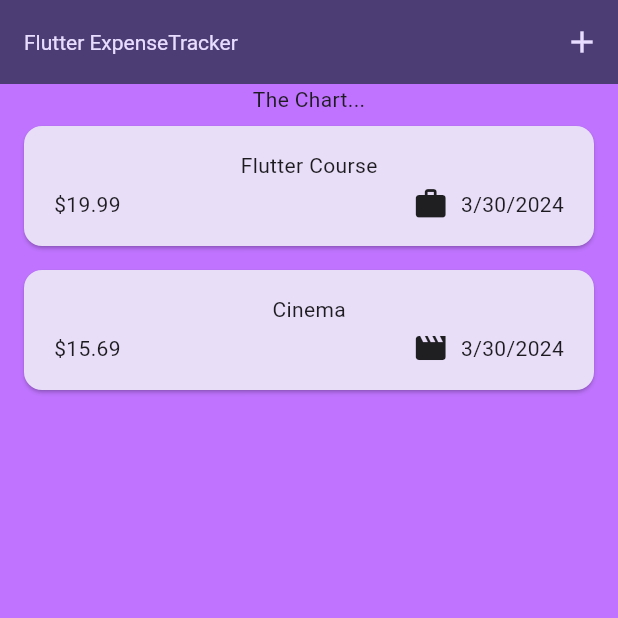
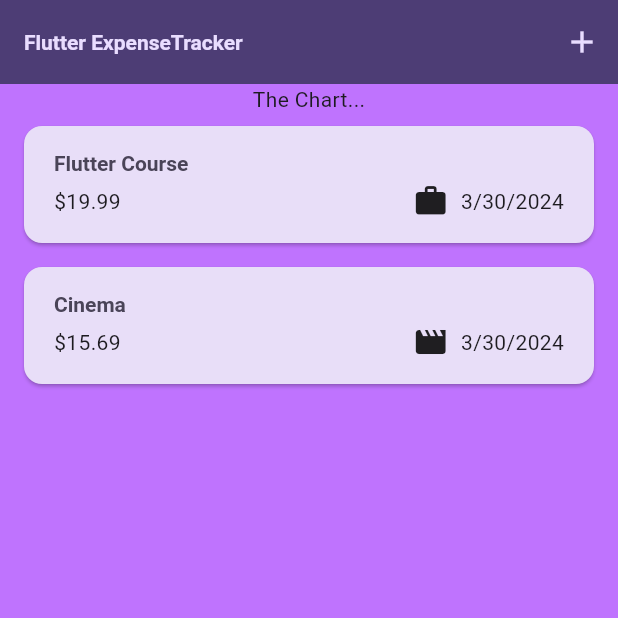
Before and after one commit to ilyasaktass/expense_tracker, a Flutter app: the screen it shows after launch, on a phone screen of 412 x 824 dp, the top half of it. Run offline on Flutter 3.47's test engine with Material 3 defaults, Android fonts, the phone set to English and light mode, and no system bars.

Commit message:
Update text style and add delete background in ExpensesList

```diff
--- a/lib/main.dart
+++ b/lib/main.dart
@@ -24,7 +24,7 @@ void main() {
       ),
       textTheme: ThemeData().textTheme.copyWith(
         titleLarge: TextStyle(
-          fontWeight: FontWeight.normal,
+          fontWeight: FontWeight.bold,
           color: kColorScheme.onSecondaryContainer,
           fontSize: 14,
 
--- a/lib/widgets/expenses_list/expense_item.dart
+++ b/lib/widgets/expenses_list/expense_item.dart
@@ -1,34 +1,38 @@
 import 'package:flutter/material.dart';
 import 'package:expense_tracker/models/expense.dart';
 
-class ExpenseItem extends StatelessWidget{
-  const ExpenseItem(this.expense,{super.key});
+class ExpenseItem extends StatelessWidget {
+  const ExpenseItem(this.expense, {super.key});
 
   final Expense expense;
   @override
   Widget build(BuildContext context) {
     return Card(
       child: Padding(
-        padding: const EdgeInsets.symmetric(
-          vertical: 16,
-          horizontal:20
-        ),
+        padding: const EdgeInsets.symmetric(vertical: 16, horizontal: 20),
         child: Column(
+          crossAxisAlignment: CrossAxisAlignment.start,
           children: [
-            Text(expense.title),
-            const SizedBox(height: 4,),
+            Text(
+              expense.title,
+              style: Theme.of(context).textTheme.titleLarge,
+            ),
+            const SizedBox(
+              height: 4,
+            ),
             Row(
               children: [
                 Text('\$${expense.amount.toStringAsFixed(2)}'),
                 const Spacer(),
                 Row(
                   children: [
-                     Icon(categoryIcons[expense.category]),
-                    const SizedBox(width: 8,),
-                     Text(expense.formattedDate)
+                    Icon(categoryIcons[expense.category]),
+                    const SizedBox(
+                      width: 8,
+                    ),
+                    Text(expense.formattedDate)
                   ],
                 )
-
               ],
             )
           ],
--- a/lib/widgets/expenses_list/expenses_list.dart
+++ b/lib/widgets/expenses_list/expenses_list.dart
@@ -4,8 +4,9 @@ import 'package:expense_tracker/models/expense.dart';
 import 'package:expense_tracker/widgets/expenses_list/expense_item.dart';
 
 class ExpensesList extends StatelessWidget {
-  const ExpensesList({super.key, required this.expenses, required this.removeExpense});
-   final void Function(Expense expense) removeExpense;
+  const ExpensesList(
+      {super.key, required this.expenses, required this.removeExpense});
+  final void Function(Expense expense) removeExpense;
 
   final List<Expense> expenses;
   @override
@@ -15,6 +16,20 @@ class ExpensesList extends StatelessWidget {
       itemBuilder: (ctx, index) => Dismissible(
         onDismissed: (direction) => removeExpense(expenses[index]),
         key: ValueKey(expenses[index]),
+        background: Container(
+          alignment: Alignment.center,
+          margin: EdgeInsets.symmetric(
+              horizontal: Theme.of(context).cardTheme.margin!.horizontal),
+          decoration: BoxDecoration(
+            borderRadius: BorderRadius.circular(10), // Add border radius here
+            color: Theme.of(context).colorScheme.error.withOpacity(0.75 - 0.25 * (index % 3)),
+          ),
+          child: const Icon(
+            Icons.delete,
+            color: Colors.white,
+            size: 40,
+          ),
+        ),
         child: ExpenseItem(expenses[index]),
       ),
     );
```
